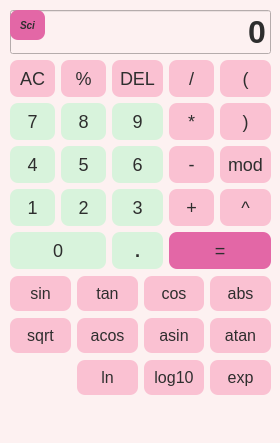
Old version of the form Calculator/mainwindow.ui in the repository ShanzayGit/Core-Logic-Calcualator.
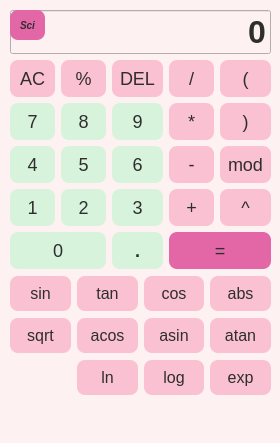
New version of the form.

Commit message: Change how functions append e.g sin( not sin

```diff
--- a/Calculator/mainwindow.ui
+++ b/Calculator/mainwindow.ui
@@ -438,7 +438,7 @@
           <x>0</x>
           <y>0</y>
           <width>261</width>
-          <height>121</height>
+          <height>124</height>
          </rect>
         </property>
         <layout class="QGridLayout" name="SciLayout">
@@ -590,7 +590,7 @@
 }</string>
            </property>
            <property name="text">
-            <string>log10</string>
+            <string>log</string>
            </property>
           </widget>
          </item>
```
The commit also changes 2 other files.
